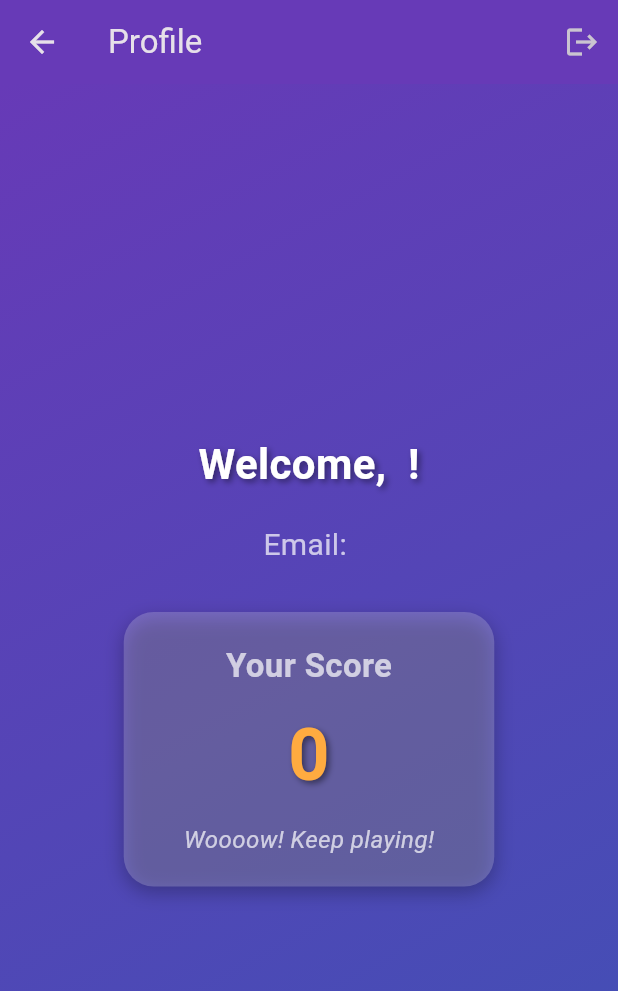
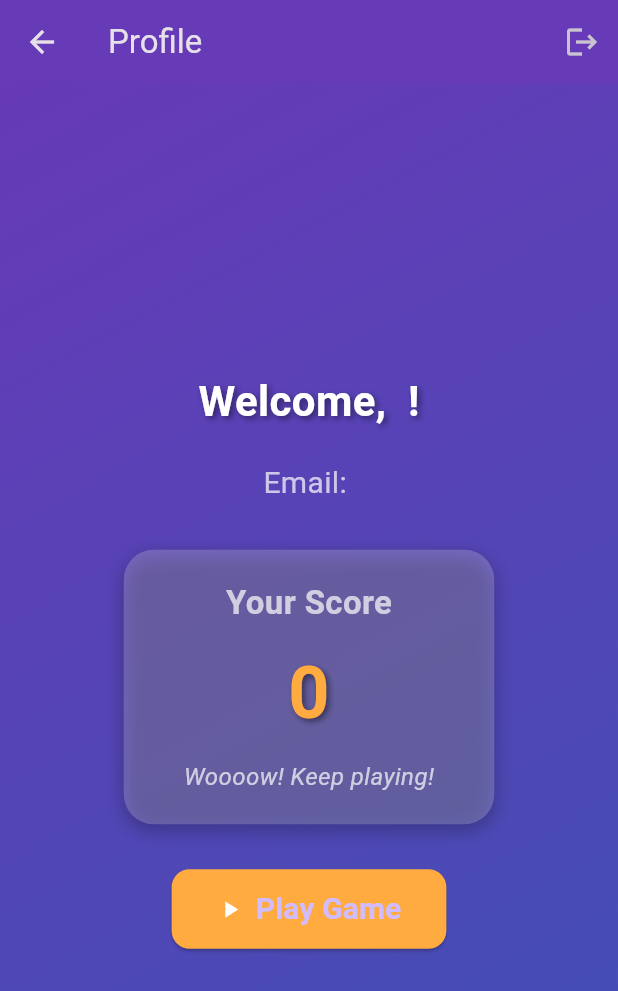
Before and after one commit to wshsenanayaka/Ball-Dodge-Game-Application, a Flutter app: the ProfilePage screen opened directly, on a phone screen of 412 x 824 dp. Shown: the top 991 px of the screen. Run offline on Flutter 3.47's test engine with Material 3 defaults, Android fonts, the phone set to English and light mode, and no system bars; our stand-ins replace cloud_firestore, connectivity_plus, firebase_auth, firebase_core, shared_preferences; missing offline and left inert: flame; accounts and stored records are empty.

```diff
--- a/lib/game/ball.dart
+++ b/lib/game/ball.dart
@@ -1,8 +1,8 @@
 import 'package:flame/components.dart';
 import 'package:flame/collisions.dart';
 import 'package:flutter/material.dart';
+import 'ball_dodge_game.dart';
 import 'player.dart';
-import 'ball_dodge_game.dart';
 
 class Ball extends CircleComponent
     with CollisionCallbacks, HasGameRef<BallDodgeGame> {
@@ -12,19 +12,15 @@ class Ball extends CircleComponent
       : super(
           position: Vector2(x, y),
           radius: radius,
-          paint: Paint()..color = const Color(0xFFFF4444),
+          paint: Paint()..color = Colors.redAccent,
         ) {
-    // Add collision hitbox
     add(CircleHitbox());
   }
 
   @override
   void update(double dt) {
     super.update(dt);
-
     position.y += speed * dt;
-
-    // Remove ball if it goes out of screen
     if (position.y > gameRef.size.y) {
       removeFromParent();
     }
@@ -33,8 +29,6 @@ class Ball extends CircleComponent
   @override
   void onCollision(Set<Vector2> intersectionPoints, PositionComponent other) {
     super.onCollision(intersectionPoints, other);
-
-    // If ball hits the player, trigger game over
     if (other is Player) {
       gameRef.gameOver();
     }
--- a/lib/screens/game_screen.dart
+++ b/lib/screens/game_screen.dart
@@ -28,7 +28,7 @@ class _GameScreenState extends State<GameScreen> {
 
         await FirebaseHelper.updateUserScore(currentUser!.uid, finalScore);
 
-        await FirebaseHelper.syncScore(currentUser!.uid);
+        await FirebaseHelper.syncScore(currentUser!.uid, game.score);
 
         game.overlays.add('GameOver');
       }
--- a/lib/screens/profile_page.dart
+++ b/lib/screens/profile_page.dart
@@ -2,6 +2,7 @@ import 'package:flutter/material.dart';
 import 'package:firebase_auth/firebase_auth.dart';
 import '../utils/firebase_helper.dart';
 import 'login_page.dart';
+import 'game_screen.dart';
 
 class ProfilePage extends StatefulWidget {
   const ProfilePage({super.key});
@@ -100,7 +101,7 @@ class _ProfilePageState extends State<ProfilePage> {
                       ),
                     ),
                     const SizedBox(height: 30),
-                    // Score Display
+                    // Score
                     Container(
                       padding: const EdgeInsets.symmetric(
                           horizontal: 40, vertical: 20),
@@ -153,6 +154,31 @@ class _ProfilePageState extends State<ProfilePage> {
                         ],
                       ),
                     ),
+                    const SizedBox(height: 30),
+                    // Play Game Button
+                    ElevatedButton.icon(
+                      onPressed: () {
+                        Navigator.pushReplacement(
+                          context,
+                          MaterialPageRoute(
+                              builder: (_) => const GameScreen()),
+                        );
+                      },
+                      icon: const Icon(Icons.play_arrow, color: Colors.white),
+                      label: const Text(
+                        'Play Game',
+                        style: TextStyle(
+                            fontSize: 20, fontWeight: FontWeight.bold),
+                      ),
+                      style: ElevatedButton.styleFrom(
+                        backgroundColor: Colors.orangeAccent,
+                        padding: const EdgeInsets.symmetric(
+                            horizontal: 30, vertical: 12),
+                        shape: RoundedRectangleBorder(
+                          borderRadius: BorderRadius.circular(12),
+                        ),
+                      ),
+                    ),
                   ],
                 ),
         ),
--- a/pubspec.yaml
+++ b/pubspec.yaml
@@ -1,4 +1,4 @@
-name: your_app_name
+name: my_sliit_game_app
 description: A new Flutter project.
 
 environment:
```
Also changed, not shown: lib/game/ball_dodge_game.dart (+24 -3 lines), lib/main.dart (+0 -11 lines), lib/screens/login_page.dart (+9 -21 lines), lib/utils/firebase_helper.dart (+56 -14 lines).
